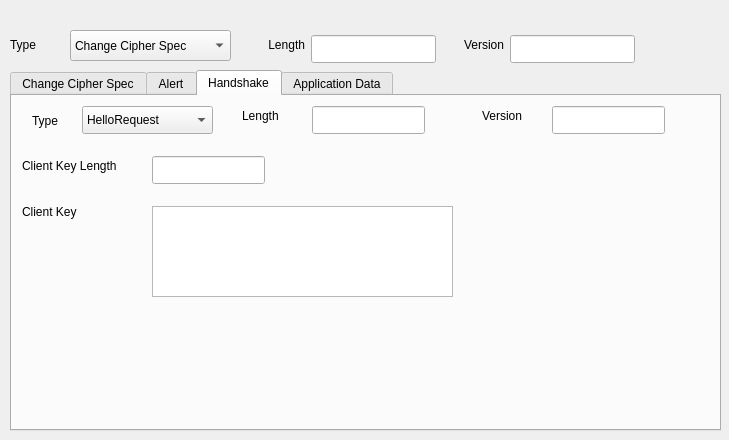
Above: common/ssl.ui from karthikbhata97/ostinato before the change. Below: the same form after it.
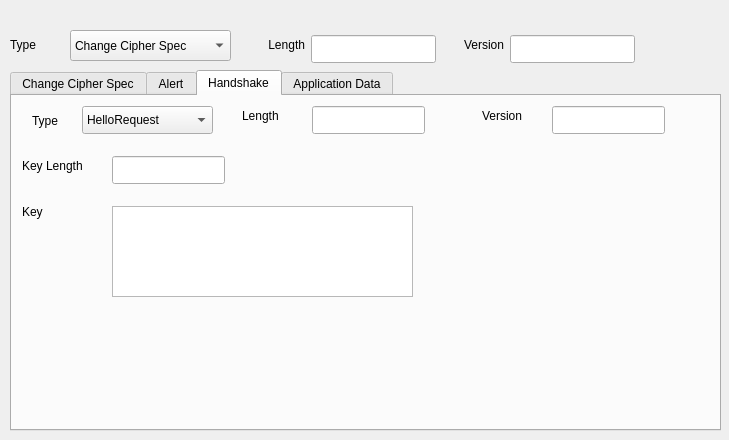
That is the form after the change. The open tabs and pages were chosen to show the change.

Commit message: serverkey ex

Diff of the .ui file:
```diff
--- a/common/ssl.ui
+++ b/common/ssl.ui
@@ -763,7 +763,7 @@
       <widget class="QTextEdit" name="teClientKey">
        <property name="geometry">
         <rect>
-         <x>140</x>
+         <x>100</x>
          <y>70</y>
          <width>301</width>
          <height>91</height>
@@ -780,13 +780,13 @@
         </rect>
        </property>
        <property name="text">
-        <string>Client Key</string>
+        <string>Key</string>
        </property>
       </widget>
       <widget class="QLineEdit" name="leClientKeyLen">
        <property name="geometry">
         <rect>
-         <x>140</x>
+         <x>100</x>
          <y>20</y>
          <width>113</width>
          <height>28</height>
@@ -803,7 +803,7 @@
         </rect>
        </property>
        <property name="text">
-        <string>Client Key Length</string>
+        <string>Key Length</string>
        </property>
       </widget>
      </widget>
```
Left out of the diff: 2 changed lines with no effect on the pictures. The commit also changes 2 other files.
